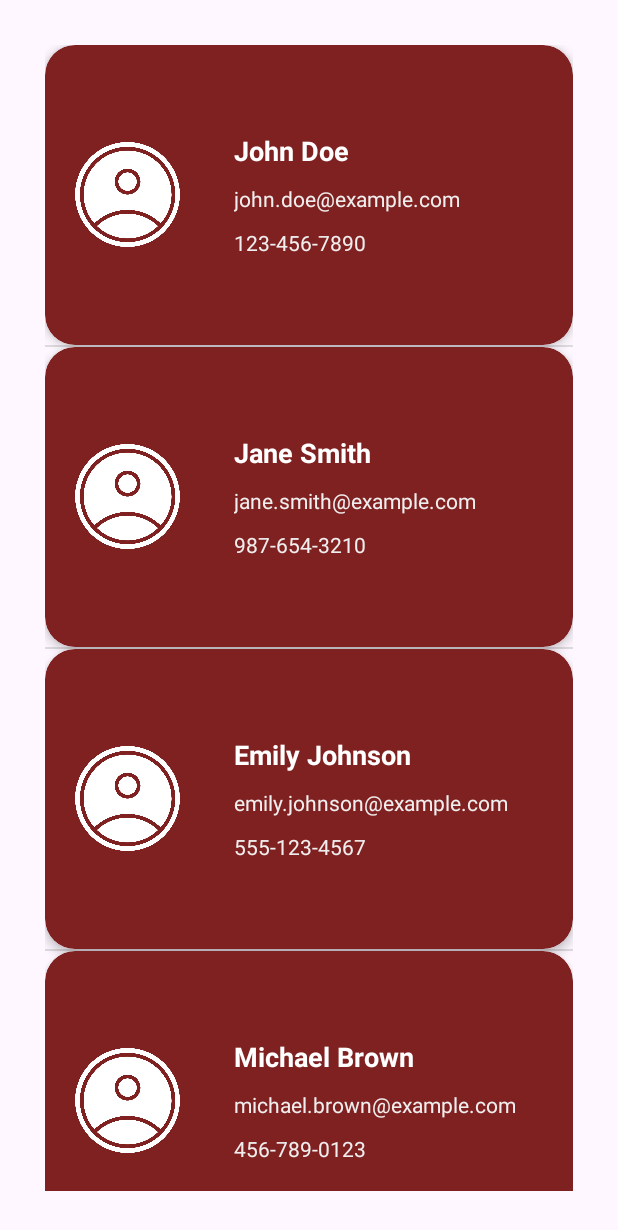
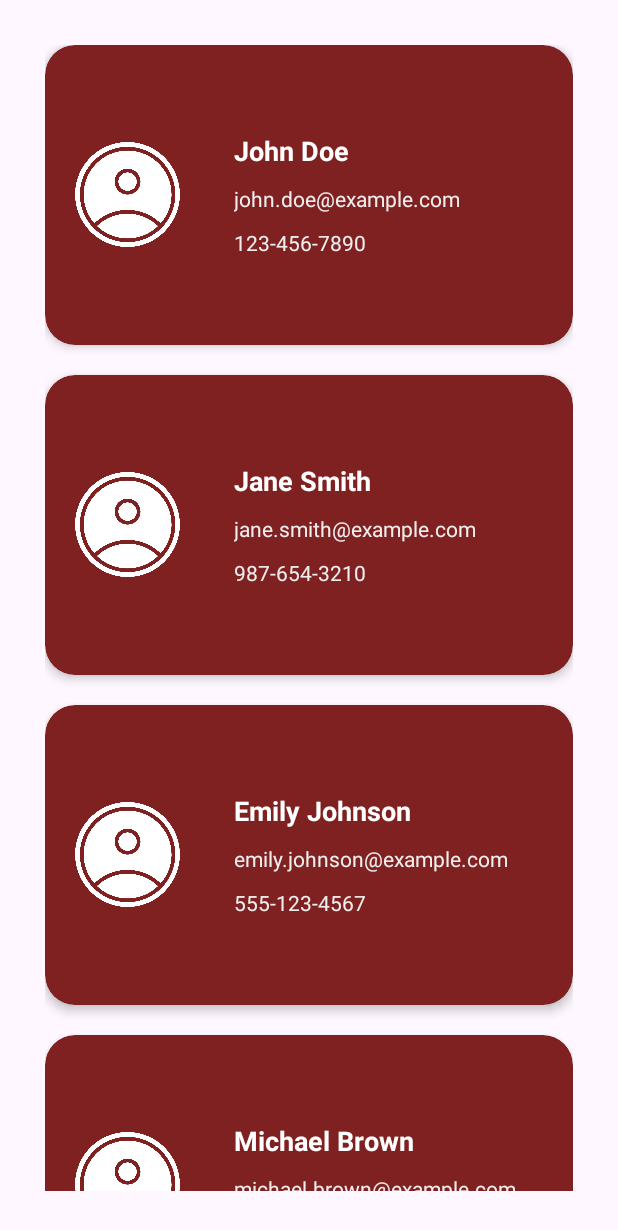
Before and after one commit to SRIRAMKALUVA/nulabpractice, an Android app: the screen it shows after launch (MainActivity), on a phone screen of 412 x 824 dp. Shown: the top 1230 px of the screen. Run offline under Robolectric (Android 15) with nearby library versions, the phone set to English and light mode, and no system bars.

Commit message:
disabled scrollbars and added divider height

```diff
--- a/app/src/main/res/layout/activity_main.xml
+++ b/app/src/main/res/layout/activity_main.xml
@@ -1,11 +1,15 @@
 <?xml version="1.0" encoding="utf-8"?>
 <RelativeLayout xmlns:android="http://schemas.android.com/apk/res/android"
     android:layout_width="match_parent"
-    android:layout_height="match_parent">
+    android:layout_height="match_parent"
+    android:layout_margin="30dp">
 
     <ListView
         android:id="@+id/memberListView"
         android:layout_width="match_parent"
         android:layout_height="match_parent"
-        android:layout_margin="30dp"/>
+        android:scrollbars="none"
+        android:divider="@null"
+        android:dividerHeight="20dp"
+        />
 </RelativeLayout>
```
